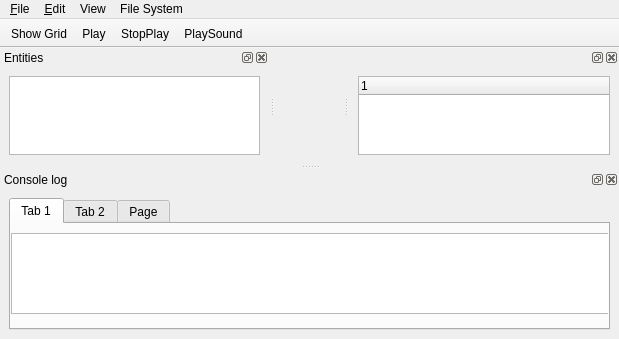
Before: the Qt Designer form UI/MainWindow.ui in Bendelorm/VSIM-EXAM, drawn with Qt 5.
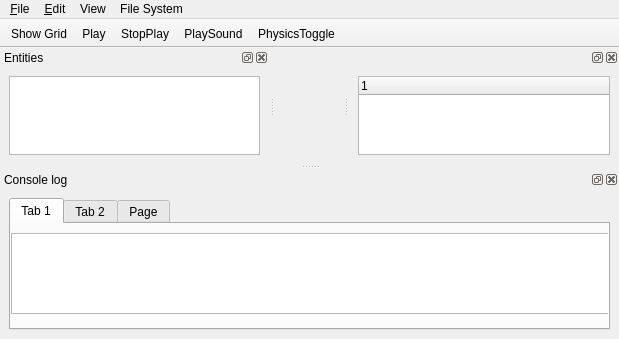
After: the same form once the commit is applied. Icons and pictures are not drawn.

What changed in the file:
```diff
--- a/UI/MainWindow.ui
+++ b/UI/MainWindow.ui
@@ -120,6 +120,7 @@
    <addaction name="actionPlay"/>
    <addaction name="actionStopPlay"/>
    <addaction name="actionPlaySound"/>
+   <addaction name="actionPhysicsToggle"/>
   </widget>
   <widget class="QDockWidget" name="ConsoleDock">
    <property name="windowTitle">
@@ -386,6 +387,26 @@
     <string>Delete File</string>
    </property>
   </action>
+  <action name="actionPhysicsToggle">
+   <property name="checkable">
+    <bool>true</bool>
+   </property>
+   <property name="checked">
+    <bool>false</bool>
+   </property>
+   <property name="enabled">
+    <bool>true</bool>
+   </property>
+   <property name="icon">
+    <iconset theme="QIcon::ThemeIcon::GoNext"/>
+   </property>
+   <property name="text">
+    <string>PhysicsToggle</string>
+   </property>
+   <property name="menuRole">
+    <enum>QAction::MenuRole::NoRole</enum>
+   </property>
+  </action>
  </widget>
  <resources/>
  <connections/>
```
